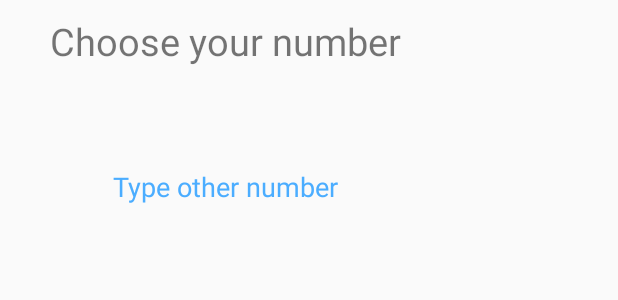
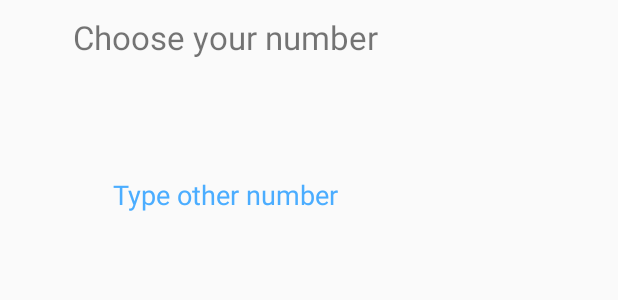
Before and after one commit to winstonnnn/SMS-Verification, an Android app: the layout dialog_select_phone_number.xml on its own in the app's theme, with its tools: preview values and no code run, on a phone screen of 412 x 824 dp. Shown: the top 300 px of the screen. Run offline under Robolectric (Android 15) with nearby library versions, the phone set to English and light mode, and no system bars.

Commit message:
updated the names of button

```diff
--- a/app/src/main/res/layout/activity_code_receiver.xml
+++ b/app/src/main/res/layout/activity_code_receiver.xml
@@ -32,12 +32,13 @@
                 android:layout_marginTop="10dp"
                 android:inputType="number"
                 android:hint="- - - - - -"
-                style="@style/MyOwnStyle"/>
+                style="@style/MyOwnStyle"
+                android:maxLength="6"/>
 
         <Button
                 android:layout_width="match_parent"
                 android:layout_height="wrap_content"
-                android:text="Next"
+                android:text="Verify"
                 android:id="@+id/btnNext"
                 android:layout_marginTop="10dp"
                 android:layout_marginRight="80dp"
--- a/app/src/main/res/layout/activity_main.xml
+++ b/app/src/main/res/layout/activity_main.xml
@@ -39,14 +39,14 @@
                 android:inputType="phone"
                 style="@style/MyOwnStyle"
                 android:layout_toRightOf="@+id/txtPrefix"
-                />
+                android:maxLength="10"/>
     </RelativeLayout>
 
     <Button
             android:id="@+id/btnSendCode"
             android:layout_width="match_parent"
             android:layout_height="wrap_content"
-            android:text="Verify number"
+            android:text="Next"
             android:textSize="15sp"
             android:textColor="#fff"
             android:layout_margin="10dp"
--- a/app/src/main/res/layout/dialog_select_phone_number.xml
+++ b/app/src/main/res/layout/dialog_select_phone_number.xml
@@ -6,7 +6,7 @@
     <TextView
             android:layout_width="match_parent"
             android:layout_height="wrap_content"
-            android:textSize="25sp"
+            android:textSize="22sp"
             android:id="@+id/choose"
             android:text="Choose your number"
             android:textAlignment="center"
@@ -17,7 +17,7 @@
             android:textSize="20sp"
             android:id="@+id/phoneNumber1"
             android:textAlignment="center"
-            android:layout_margin="10dp"/>
+            android:layout_margin="15dp"/>
 
     <TextView
             android:layout_width="match_parent"
@@ -28,6 +28,6 @@
             android:textColor="#4BADFF"
             android:text="Type other number"
             android:textAlignment="center"
-            android:layout_marginBottom="15dp"/>
+            android:layout_marginBottom="20dp"/>
 
 </LinearLayout>
```
Also changed, not shown: app/src/main/java/com/example/phonesmsintegration/CodeReceiver.java (+8 -2 lines), app/src/main/java/com/example/phonesmsintegration/MainActivity.java (+23 -3 lines).
